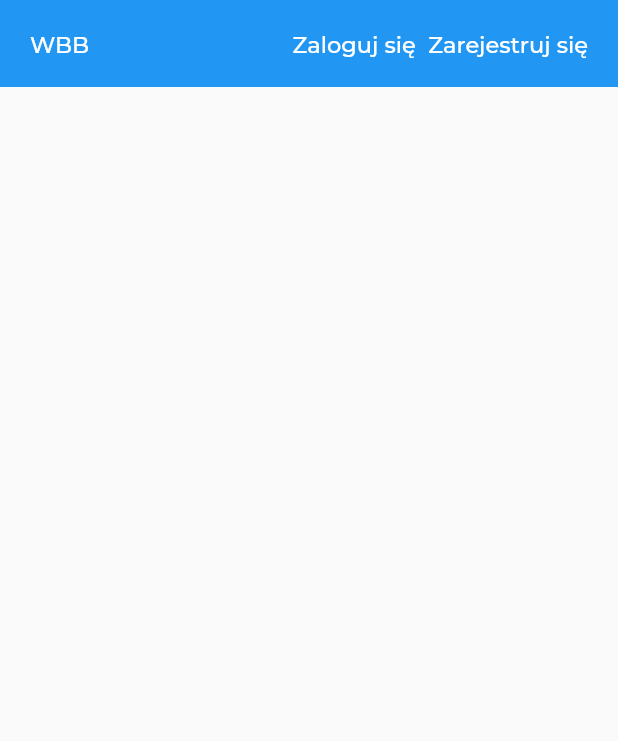
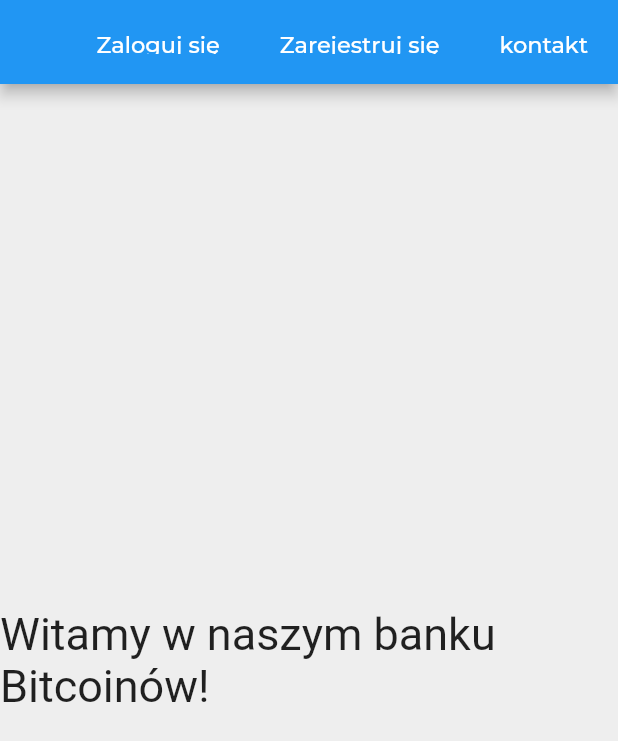
Before and after one commit to Pablo1785/wbb, a Flutter app: the screen it shows after launch, on a phone screen of 412 x 824 dp. Shown: the top 741 px of the screen. Run offline on Flutter 3.47's test engine with Material 2 defaults, Android fonts, the phone set to English and light mode, and no system bars; our stand-ins replace google_fonts.

Commit message:
fixed appbar

```diff
--- a/bank/lib/main.dart
+++ b/bank/lib/main.dart
@@ -2,6 +2,8 @@ import 'package:bank/signin.dart';
 import 'package:bank/signup.dart';
 import 'package:flutter/material.dart';
 import 'package:google_fonts/google_fonts.dart';
+
+import 'contact.dart';
 
 void main() => runApp(HomeApp());
 
@@ -17,6 +19,7 @@ class HomeApp extends StatelessWidget {
         '/': (context) => HomePage(),
         '/signin': (context) => SignInApp(),
         '/signup': (context) => SignUpApp(),
+        '/contact': (context) => ContactApp(),
       },
     );
   }
@@ -34,66 +37,64 @@ class _HomePageState extends State<HomePage> {
 
     return Scaffold(
       //extendBodyBehindAppBar: true,
-      appBar: PreferredSize(
-        preferredSize: Size(screenSize.width, 1000),
-        child: Container(
-          color: Colors.blue,
-          child: Padding(
+      appBar: AppBar(
+        //  preferredSize: Size(screenSize.width, 1000),
+        title: const Text('Wbb'),
+        actions: [
+          Padding(
             padding: EdgeInsets.all(20),
-            child: Row(
-              children: [
-                Text(
-                    'WBB',
+            child: Center(
+              child: InkWell(
+                onTap: () {
+                  Navigator.of(context).pushNamed('/signin');
+                },
+                child: Text('Zaloguj się',
                     style: GoogleFonts.montserrat(
                         fontSize: 15,
                         fontWeight: FontWeight.w500,
-                        color: Colors.white
-                    )
-                ),
-                //SizedBox(width: screenSize.width / 50),
-                Expanded(
-                  child: Row(
-                    mainAxisAlignment: MainAxisAlignment.center,
-                    children: [
-
-
-
-
-
-                    ],
+                        color: Colors.white)),
               ),
             ),
-                InkWell(
-                  onTap: () {Navigator.of(context).pushNamed('/signin');},
-                  child: Text(
-                      'Zaloguj się',
+          ),
+          Padding(
+            padding: EdgeInsets.all(20),
+            child: Center(
+              child: InkWell(
+                onTap: () {
+                  Navigator.of(context).pushNamed('/signup');
+                },
+                child: Text('Zarejestruj się',
                     style: GoogleFonts.montserrat(
                         fontSize: 15,
                         fontWeight: FontWeight.w500,
-                          color: Colors.white
-                      )
+                        color: Colors.white)),
               ),
             ),
-                SizedBox(
-                  width: screenSize.width / 50,
           ),
-                InkWell(
-                  onTap: () {Navigator.of(context).pushNamed('/signup');},
-                  child: Text(
-                      'Zarejestruj się',
+          Padding(
+            padding: EdgeInsets.all(20),
+            child: Center(
+              child: InkWell(
+                onTap: () {
+                  Navigator.of(context).pushNamed('/contact');
+                },
+                child: Text('kontakt',
                     style: GoogleFonts.montserrat(
                         fontSize: 15,
                         fontWeight: FontWeight.w500,
-                          color: Colors.white
-                      )
+                        color: Colors.white)),
+              ),
             ),
           ),
         ],
       ),
+      body: const Center(
+        child: Text(
+          'Witamy w naszym banku Bitcoinów!',
+          style: TextStyle(fontSize: 30),
         ),
       ),
-      ),
-
+      backgroundColor: Colors.grey[200],
     );
   }
 }
```
Lines whose indentation alone changed are shown as unchanged.
